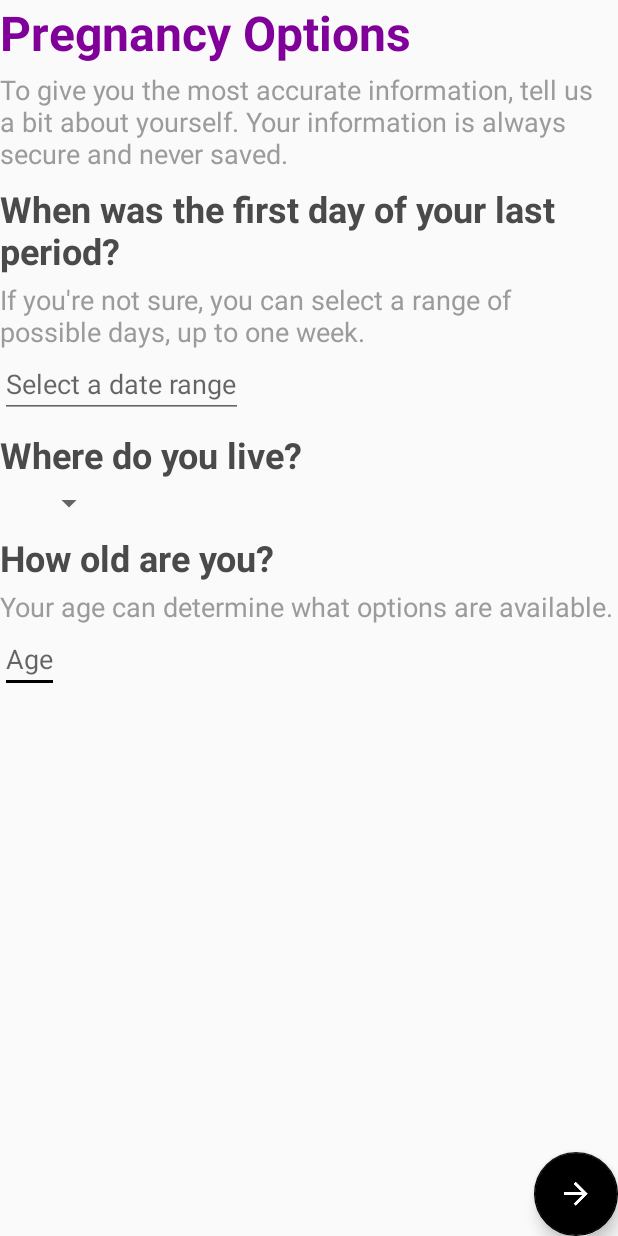
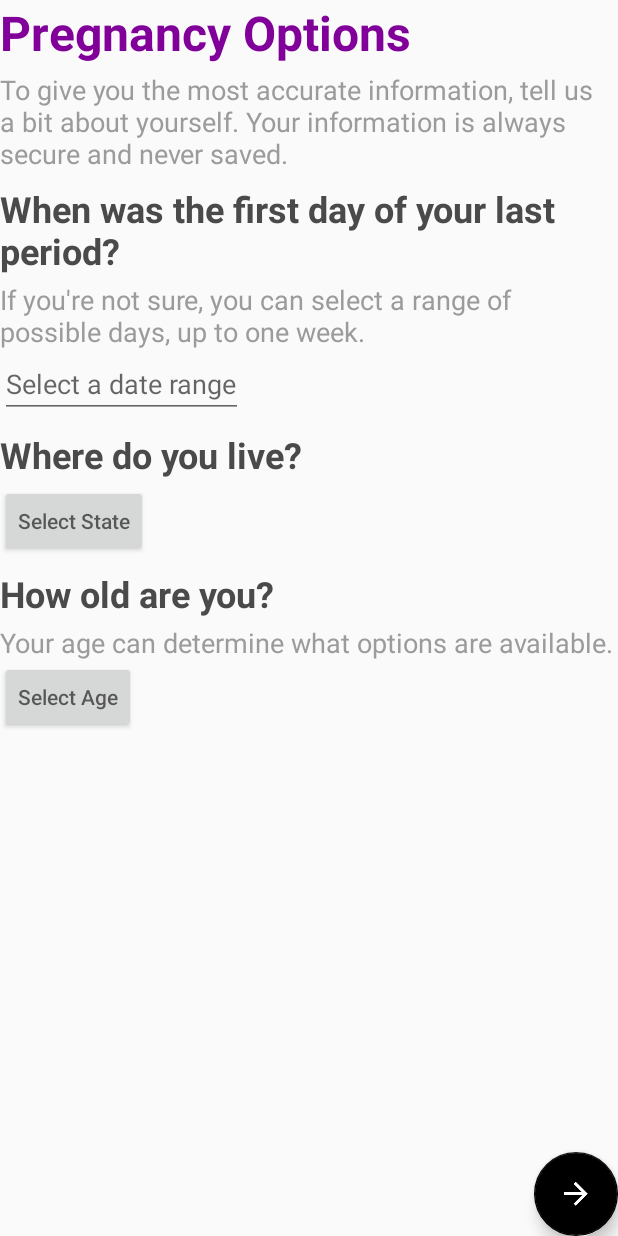
Before and after one commit to alexanian/termina, an Android app: the layout input_view.xml on its own in the app's theme, with its tools: preview values and no code run, on a phone screen of 412 x 824 dp. Run offline under Robolectric (Android 15) with nearby library versions, the phone set to English and light mode, and no system bars.

Commit message:
changed spinner and edittext to buttons

```diff
--- a/mobile/android/app/src/main/res/layout/input_view.xml
+++ b/mobile/android/app/src/main/res/layout/input_view.xml
@@ -58,11 +58,12 @@
                 android:layout_height="wrap_content"
                 android:text="@string/input_state_question"/>
 
-            <Spinner
+            <Button
                 android:id="@+id/state_input"
                 android:layout_marginTop="@dimen/margin_4"
                 android:layout_width="wrap_content"
                 android:layout_height="wrap_content"
+                android:hint="Select State"
                 android:minWidth="@dimen/spinner_min_width"/>
 
             <TextView
@@ -81,11 +82,12 @@
                 android:layout_height="wrap_content"
                 android:text="@string/input_age_details"/>
 
-            <EditText
+            <Button
                 android:id="@+id/age_edit_text"
                 android:layout_width="wrap_content"
                 android:layout_height="wrap_content"
-                android:hint="Age"/>
+                android:hint="Select Age"
+                android:minWidth="@dimen/spinner_min_width"/>
         </LinearLayout>
     </ScrollView>
 
--- a/mobile/android/app/src/main/res/values/strings.xml
+++ b/mobile/android/app/src/main/res/values/strings.xml
@@ -37,6 +37,12 @@
     <string name="input_age_question">How old are you?</string>
     <string name="input_age_details">Your age can determine what options are available.</string>
     <string name="input_show_options">Show My Options</string>
+    <string-array name="ages_array">
+        <item>18 &amp; over</item>
+        <item>17</item>
+        <item>16</item>
+        <item>15 &amp; under</item>
+    </string-array>
     <string-array name="input_states_array">
         <item >AL</item>
         <item >AK</item>
```
Also changed, not shown: mobile/android/app/src/main/java/org/sfsi/termina/inputs/InputView.java (+59 -17 lines).
